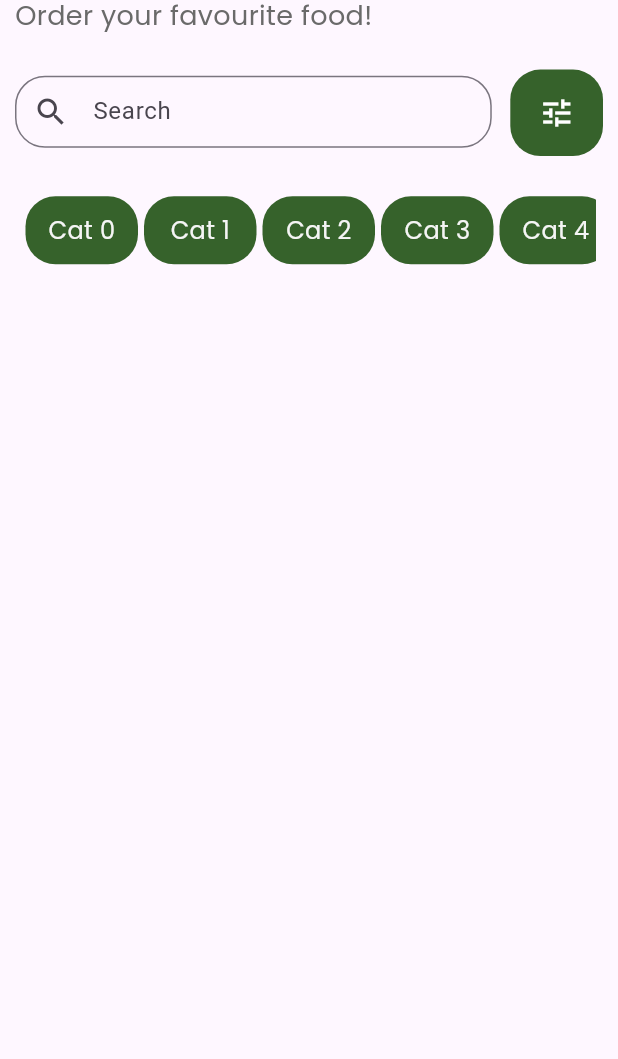
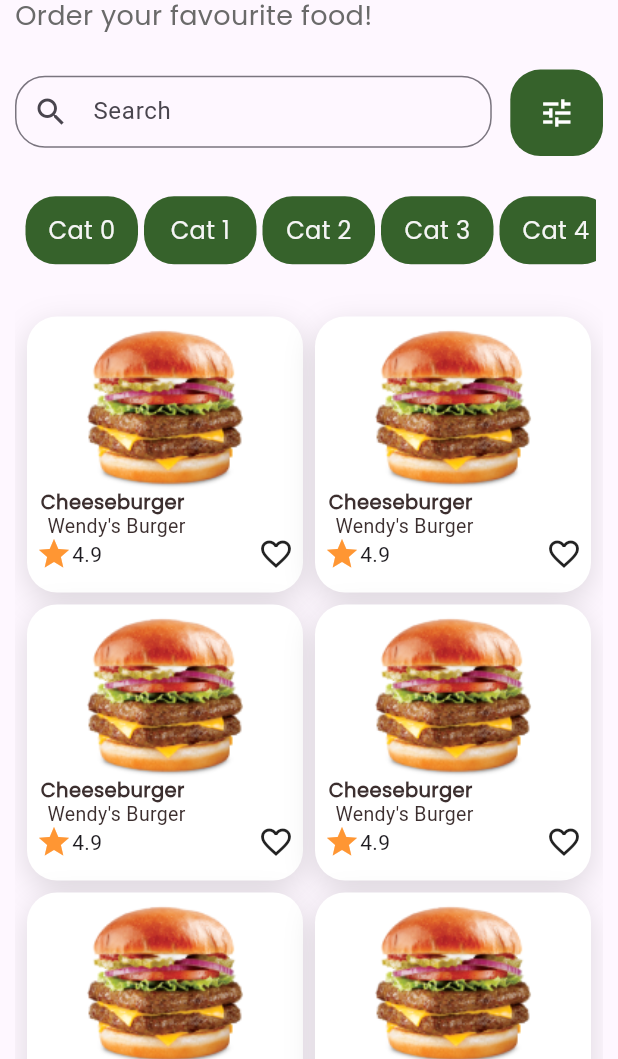
Before and after one commit to makgr/food_app_ui, a Flutter app: the screen it shows after launch, on a phone screen of 412 x 824 dp, the part 177-1236 px from its top. Run offline on Flutter 3.47's test engine with Material 3 defaults, Android fonts, the phone set to English and light mode, and no system bars.

Commit message:
home screen item grid added

```diff
--- a/lib/constant/app_color.dart
+++ b/lib/constant/app_color.dart
@@ -8,4 +8,7 @@ class AppColor {
   static const homeHeaderSubtitleTextColor = Color(0xFF6A6A6A);
   static const categoryItemShadowColor = Color(0xfF000000);
   static const categoryItemTextColor = Color(0xFFF5F5F5);
+  static const itemListShadowColor = Color(0x21000000);
+  static const itemListShapeColor = Colors.white;
+  static const itemListStarColor = Color(0xffFF9633);
 }
--- a/lib/screens/home_screen.dart
+++ b/lib/screens/home_screen.dart
@@ -15,6 +15,8 @@ class _HomeScreenState extends State<HomeScreen> {
     return Scaffold(
       body: Padding(
         padding: EdgeInsets.only(left: 10.0, right: 10.0),
+        child: SingleChildScrollView(
+          physics: AlwaysScrollableScrollPhysics(),
           child: Column(
             crossAxisAlignment: CrossAxisAlignment.start,
             mainAxisSize: MainAxisSize.max,
@@ -34,7 +36,9 @@ class _HomeScreenState extends State<HomeScreen> {
               SizedBox(
                 height: MediaQuery.of(context).size.height * 0.03,
               ),
+              _itemList(),
             ],
+          ),
         ),
       ),
     );
@@ -178,6 +182,101 @@ class _HomeScreenState extends State<HomeScreen> {
   }
 
   Widget _itemList() {
-    return GridView.builder(gridDelegate: SliverGridDelegate(), itemBuilder: (){}.);
+    return GridView.builder(
+      gridDelegate: SliverGridDelegateWithFixedCrossAxisCount(
+        crossAxisCount: 2,
+        mainAxisSpacing: 8.0,
+        crossAxisSpacing: 8.0,
+      ),
+      shrinkWrap: true,
+      scrollDirection: Axis.vertical,
+      physics: AlwaysScrollableScrollPhysics(),
+      padding: EdgeInsets.all(8.0),
+      itemCount: 8,
+      itemBuilder: (context, index) {
+        return Container(
+          width: double.infinity,
+          height: MediaQuery.of(context).size.height * 0.15,
+          decoration: ShapeDecoration(
+            color: AppColor.itemListShapeColor,
+            shape: RoundedRectangleBorder(
+              borderRadius: BorderRadius.circular(20),
+            ),
+            shadows: [
+              BoxShadow(
+                color: AppColor.itemListShadowColor,
+                blurRadius: 17,
+                offset: Offset(0, 6),
+                spreadRadius: 0,
+              )
+            ],
+          ),
+          child: Column(
+            crossAxisAlignment: CrossAxisAlignment.start,
+            children: [
+              Padding(
+                padding: EdgeInsets.symmetric(
+                  horizontal: MediaQuery.of(context).size.width * 0.065,
+                ),
+                child: Container(
+                  width: double.infinity,
+                  height: MediaQuery.of(context).size.height * 0.145,
+                  decoration: BoxDecoration(
+                    image: DecorationImage(
+                      image: AssetImage("assets/images/image6.png"),
+                      fit: BoxFit.contain,
+                    ),
+                  ),
+                ),
+              ),
+              Padding(
+                padding: EdgeInsets.only(left: 9.0, top: 4.0),
+                child: Text(
+                  'Cheeseburger \n',
+                  style: TextStyle(
+                    color: Color(0xFF3C2F2F),
+                    fontSize: 13,
+                    fontFamily: 'Poppins',
+                    fontWeight: FontWeight.w600,
+                    height: 0.08,
+                  ),
+                ),
+              ),
+              Padding(
+                padding: EdgeInsets.only(left: 10.0, top: 13.0),
+                child: Text(
+                  "\n Wendy's Burger",
+                  style: TextStyle(
+                    color: Color(0xFF3C2F2F),
+                    fontSize: 13,
+                    fontFamily: 'Roboto',
+                    fontWeight: FontWeight.w400,
+                    height: 0.04,
+                  ),
+                ),
+              ),
+              Padding(
+                padding: EdgeInsets.all(6.0),
+                child: Row(
+                  mainAxisAlignment: MainAxisAlignment.spaceBetween,
+                  children: [
+                    Row(
+                      children: [
+                        Icon(
+                          Icons.star,
+                          color: AppColor.itemListStarColor,
+                        ),
+                        Text("4.9"),
+                      ],
+                    ),
+                    Icon(Icons.favorite_border_outlined),
+                  ],
+                ),
+              ),
+            ],
+          ),
+        );
+      },
+    );
   }
 }
```
Also changed, not shown: assets/images/image6.png (added). Lines whose indentation alone changed are shown as unchanged.
